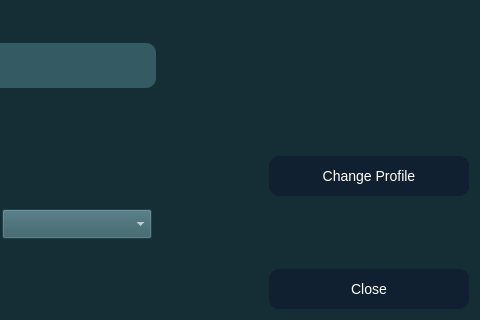
Qt form Chat-Application/profile.ui (verina101/Chat-Application) before a commit; both pictures show x 205 to 685 and y 194 to 514 of the 685 by 514 pixel window.
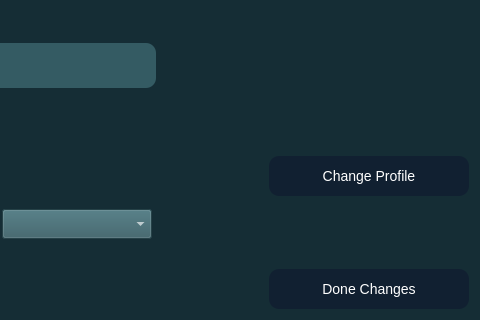
The same form after that commit.

```diff
--- a/Chat-Application/profile.ui
+++ b/Chat-Application/profile.ui
@@ -358,7 +358,7 @@
 border-radius:10px;</string>
        </property>
        <property name="text">
-        <string>Close</string>
+        <string>Done Changes</string>
        </property>
       </widget>
      </item>
```
